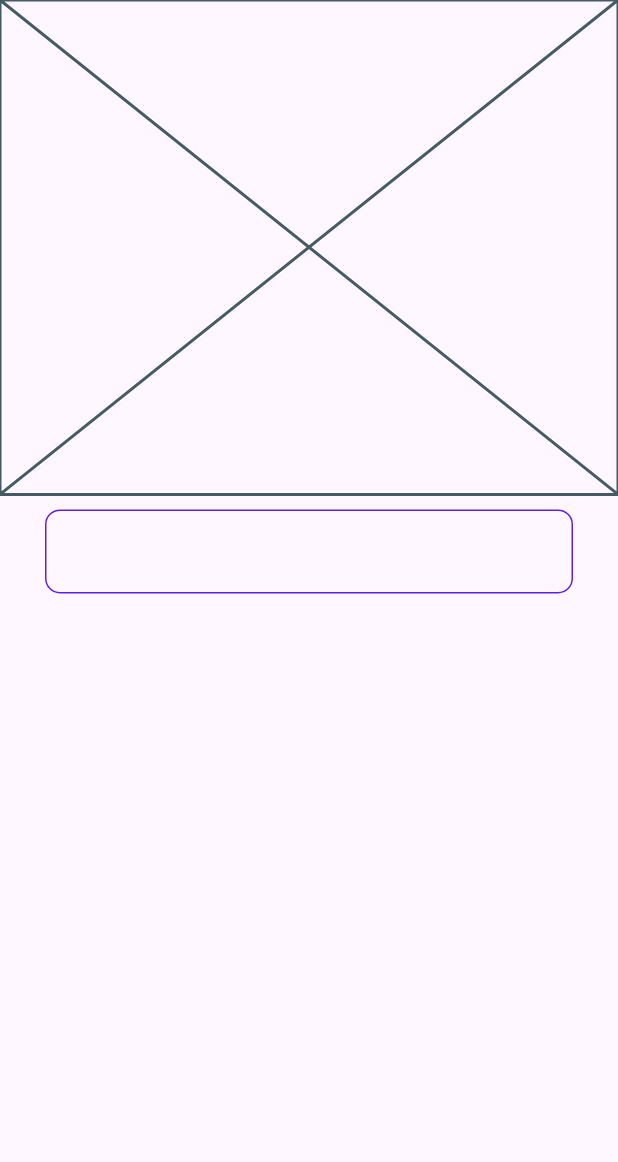
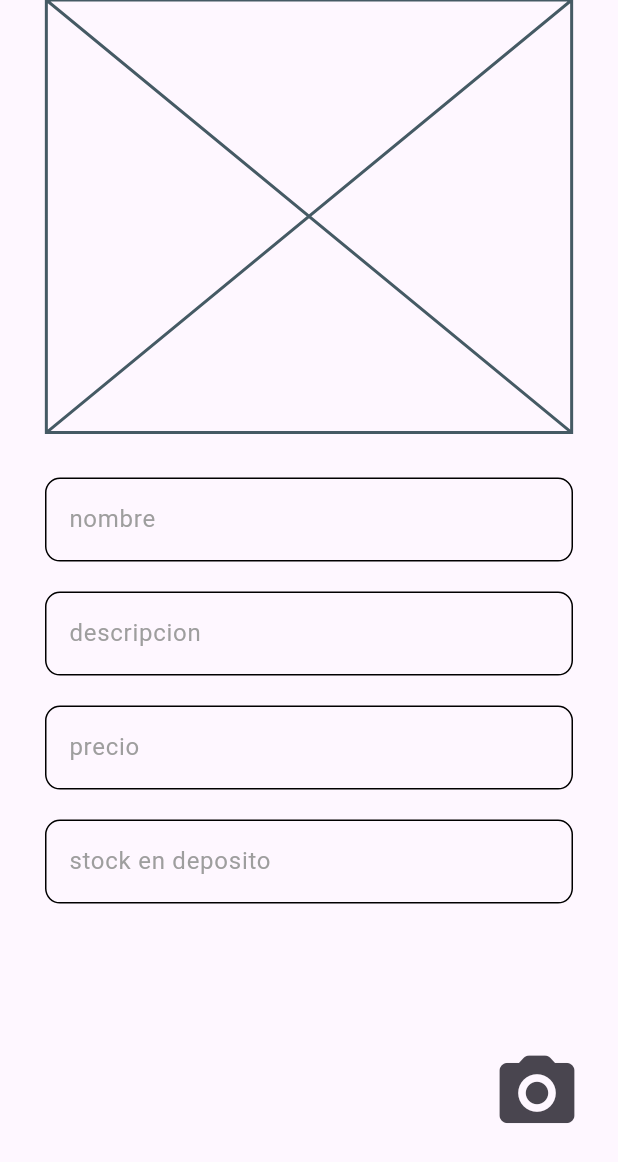
Before and after one commit to Victor78970513/ecommerce-inventary, a Flutter app: the CreateProductScreen screen opened directly, on a phone screen of 412 x 824 dp. Shown: the top 1162 px of the screen. Run offline on Flutter 3.47's test engine with Material 3 defaults, Android fonts, the phone set to English and light mode, and no system bars; our stand-ins replace bloc, cloud_firestore, firebase_core, flutter_bloc, font_awesome_flutter, image_picker; accounts and stored records are empty.

Commit message:
create products screen finished

```diff
--- a/lib/presentation/createProduct/screens/create_product_screen.dart
+++ b/lib/presentation/createProduct/screens/create_product_screen.dart
@@ -1,8 +1,35 @@
+import 'dart:io';
+
 import 'package:flutter/material.dart';
+import 'package:image_picker/image_picker.dart';
 import 'package:yosyelan_inventary/presentation/createProduct/widgets/custom_text_form_field.dart';
 
-class CreateProductScreen extends StatelessWidget {
+class CreateProductScreen extends StatefulWidget {
   const CreateProductScreen({super.key});
+
+  @override
+  State<CreateProductScreen> createState() => _CreateProductScreenState();
+}
+
+class _CreateProductScreenState extends State<CreateProductScreen> {
+  TextEditingController nameCtrl = TextEditingController();
+
+  TextEditingController descriptionCtrl = TextEditingController();
+
+  TextEditingController priceCtrl = TextEditingController();
+
+  TextEditingController stockCtrl = TextEditingController();
+
+  File? _selectedImage;
+
+  Future _pickImageFromGallery() async {
+    final returnedImage = await ImagePicker()
+        .pickImage(source: ImageSource.camera, imageQuality: 100);
+    if (returnedImage == null) return;
+    setState(() {
+      _selectedImage = File(returnedImage.path);
+    });
+  }
 
   @override
   Widget build(BuildContext context) {
@@ -13,15 +40,56 @@ class CreateProductScreen extends StatelessWidget {
           child: Column(
             children: [
               Container(
-                height: size.height * 0.4,
-                width: size.width,
-                child: Placeholder(),
+                height: size.height * 0.35,
+                width: size.width * 0.85,
+                decoration: BoxDecoration(
+                  borderRadius: BorderRadius.circular(40),
+                ),
+                child: _selectedImage != null
+                    ? ClipRRect(
+                        borderRadius: BorderRadius.circular(40),
+                        child: Image.file(
+                          _selectedImage!,
+                          fit: BoxFit.fill,
+                        ),
+                      )
+                    : const Placeholder(),
               ),
-              CustomInputTextFormField(),
+              const SizedBox(height: 20),
+              CustomInputTextFormField(
+                textController: nameCtrl,
+                hintText: "nombre",
+                labelText: "nombre",
+              ),
+              CustomInputTextFormField(
+                textController: descriptionCtrl,
+                hintText: "descripcion",
+                labelText: "descripcion",
+              ),
+              CustomInputTextFormField(
+                textController: priceCtrl,
+                hintText: "precio",
+                labelText: "precio",
+              ),
+              CustomInputTextFormField(
+                textController: stockCtrl,
+                hintText: "stock en deposito",
+                labelText: "stock en deposito",
+              ),
+              const SizedBox(height: 100),
             ],
           ),
         ),
       ),
+      floatingActionButton: Column(
+        mainAxisAlignment: MainAxisAlignment.end,
+        children: [
+          IconButton(
+              onPressed: () => _pickImageFromGallery(),
+              icon: const Icon(Icons.camera_alt_rounded, size: 60)),
+          SizedBox(height: size.height * 0.05)
+        ],
+      ),
     );
   }
 }
--- a/lib/presentation/createProduct/widgets/custom_text_form_field.dart
+++ b/lib/presentation/createProduct/widgets/custom_text_form_field.dart
@@ -31,16 +31,18 @@ class CustomInputTextFormField extends StatelessWidget {
         keyboardType: keyboardType,
         obscureText: obscureText,
         decoration: InputDecoration(
+            hintStyle: const TextStyle(color: Colors.grey),
+            labelStyle: const TextStyle(color: Colors.grey),
             hintText: hintText,
             labelText: labelText,
             helperText: helperText,
-            floatingLabelStyle: const TextStyle(color: Color(0xff611DE4)),
-            floatingLabelBehavior: FloatingLabelBehavior.always,
+            floatingLabelStyle: const TextStyle(color: Colors.black),
+            floatingLabelBehavior: FloatingLabelBehavior.auto,
             enabledBorder: OutlineInputBorder(
-                borderSide: const BorderSide(color: Color(0xff611DE4)),
+                borderSide: const BorderSide(color: Colors.black),
                 borderRadius: BorderRadius.circular(10)),
             focusedBorder: OutlineInputBorder(
-              borderSide: const BorderSide(color: Color(0xff611DE4)),
+              borderSide: const BorderSide(color: Colors.black),
               // borderSide: const BorderSide(color: Colors.red),
               borderRadius: BorderRadius.circular(10),
             ),
--- a/lib/presentation/home/screens/home_screen.dart
+++ b/lib/presentation/home/screens/home_screen.dart
@@ -27,8 +27,8 @@ class HomeScreen extends StatelessWidget {
             children: const [
               CategorysScreen(),
               SearchProductScreen(),
+              Center(child: Text("hola4")),
               CreateProductScreen(),
-              Center(child: Text("hola4")),
             ],
           ),
           Positioned(
--- a/lib/presentation/home/widgets/custom_navigationbar.dart
+++ b/lib/presentation/home/widgets/custom_navigationbar.dart
@@ -39,7 +39,7 @@ class CustomNavigationBar extends StatelessWidget {
           IconButton(
             onPressed: () => onIndexSelected(2),
             icon: const FaIcon(
-              FontAwesomeIcons.shop,
+              FontAwesomeIcons.clipboardList,
               color: color,
               size: iconSize,
             ),
@@ -47,11 +47,11 @@ class CustomNavigationBar extends StatelessWidget {
           IconButton(
             onPressed: () => onIndexSelected(3),
             icon: const FaIcon(
-              FontAwesomeIcons.clipboardList,
+              FontAwesomeIcons.shop,
               color: color,
               size: iconSize,
             ),
-          )
+          ),
         ],
       ),
     );
--- a/pubspec.yaml
+++ b/pubspec.yaml
@@ -35,6 +35,7 @@ dependencies:
     sdk: flutter
   flutter_bloc: ^8.1.3
   font_awesome_flutter: ^10.6.0
+  image_picker: ^1.0.7
 
 dev_dependencies:
   flutter_lints: ^2.0.0
```
Also changed, not shown: pubspec.lock.
